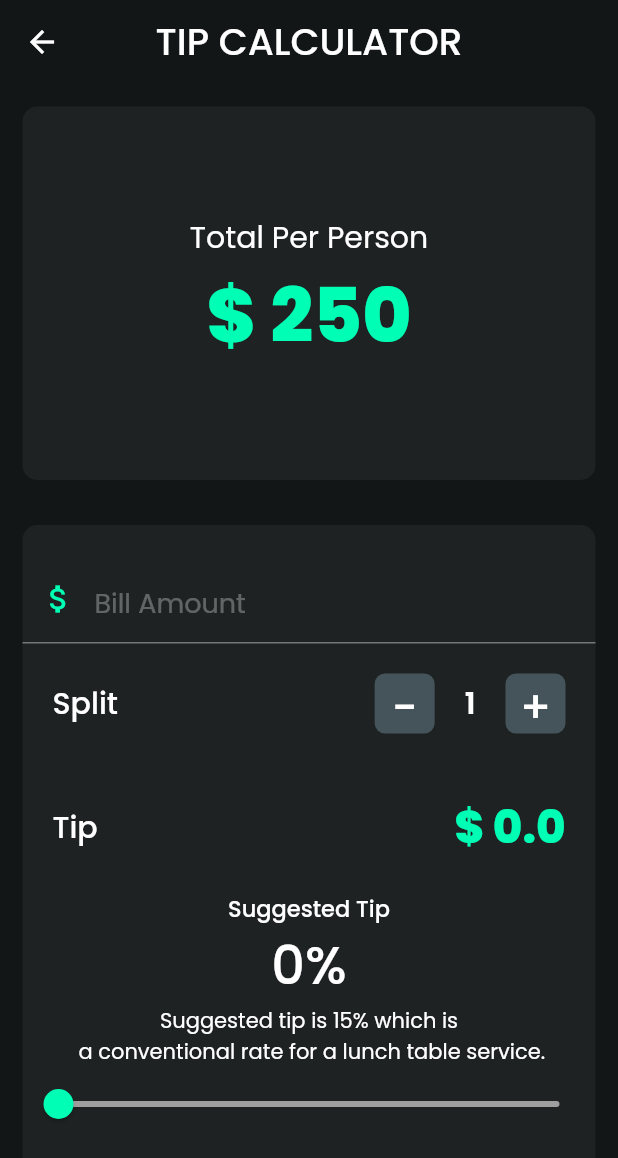
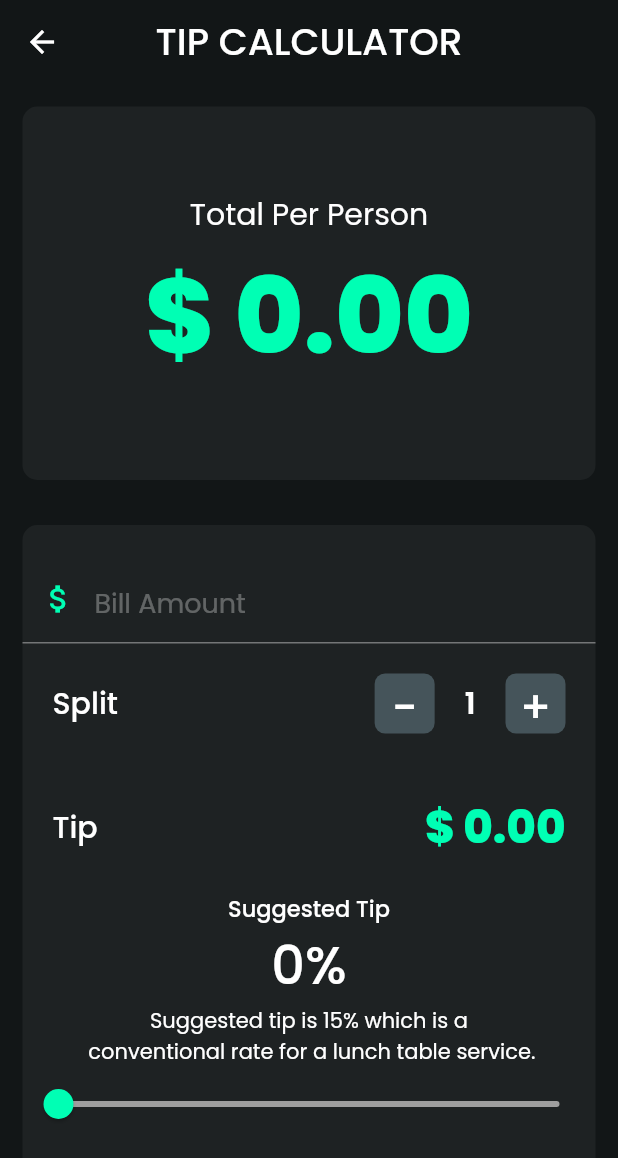
Before and after one commit to abiodunosagie/tip_application, a Flutter app: the screen it shows after launch, after a tap on "Restaurant", on a phone screen of 412 x 824 dp. Shown: the top 1158 px of the screen. Run offline on Flutter 3.47's test engine with Material 2 defaults, Android fonts, the phone set to English and light mode, and no system bars; our stand-ins replace google_fonts.

```diff
--- a/lib/calculator.dart
+++ b/lib/calculator.dart
@@ -64,9 +64,9 @@ class _CalculatorState extends State<Calculator> {
                                   fontSize: 20, fontWeight: FontWeight.w400),
                             ),
                             Text(
-                              '\$ 250',
+                              '\$ ${calculateTotalPerson(_billAmount, _personCounter, _tipPercentage)}',
                               style: GoogleFonts.poppins(
-                                fontSize: 50.0,
+                                fontSize: 70.0,
                                 fontWeight: FontWeight.w800,
                                 color: const Color(
                                   0xff00ffb4,
@@ -243,11 +243,11 @@ class _CalculatorState extends State<Calculator> {
                                       ),
                                     ),
                                     Text(
-                                      '\$ ${calculateTotalTip(
+                                      '\$ ${(calculateTotalTip(
                                         _billAmount,
                                         _personCounter,
                                         _tipPercentage,
-                                      )}',
+                                      )).toStringAsFixed(2)}',
                                       style: GoogleFonts.poppins(
                                         fontSize: 30.0,
                                         fontWeight: FontWeight.w800,
@@ -275,7 +275,7 @@ class _CalculatorState extends State<Calculator> {
                                 ),
                               ),
                               Text(
-                                'Suggested tip is 15% which is \n a conventional rate for a lunch table service.',
+                                'Suggested tip is 15% which is a \n conventional rate for a lunch table service.',
                                 style: GoogleFonts.poppins(
                                   fontWeight: FontWeight.w400,
                                   color: Colors.white,
@@ -287,7 +287,7 @@ class _CalculatorState extends State<Calculator> {
 
                               Slider(
                                   min: 0,
-                                  max: 30,
+                                  max: 50,
                                   activeColor: const Color(
                                     0xff00ffb4,
                                   ),
@@ -316,15 +316,17 @@ class _CalculatorState extends State<Calculator> {
     );
   }
 
-  calculateTotalPerson(double totalTip, double billAmount, int splitBy) {
-    var totalPerPerson = (totalTip + billAmount) / splitBy;
+  calculateTotalPerson(double billAmount, int splitBy, int tipPercentage) {
+    var totalPerPerson =
+        (calculateTotalTip(billAmount, splitBy, tipPercentage)) / splitBy;
+    return totalPerPerson.toStringAsFixed(2);
   }
 
   calculateTotalTip(double billAmount, int splitBy, int tipPercentage) {
     double totalTip = 0.0;
-    if (billAmount < 0 || billAmount.toString().isEmpty || billAmount == null) {
+    if (billAmount < 0 || billAmount.toString().isEmpty) {
     } else {
-      (billAmount * tipPercentage) / 100;
+      totalTip = (billAmount * tipPercentage) / 100;
     }
     return totalTip;
   }
--- a/lib/homepage.dart
+++ b/lib/homepage.dart
@@ -15,8 +15,11 @@ class HomePage extends StatelessWidget {
         crossAxisAlignment: CrossAxisAlignment.center,
         mainAxisAlignment: MainAxisAlignment.center,
         children: [
+          SizedBox(
+            height: 60,
+          ),
           Expanded(
-            flex: 2,
+            flex: 3,
             child: Center(
               child: Text(
                 'WHAT KIND OF SERVICE ARE \n YOU GETTING TODAY?',
```
